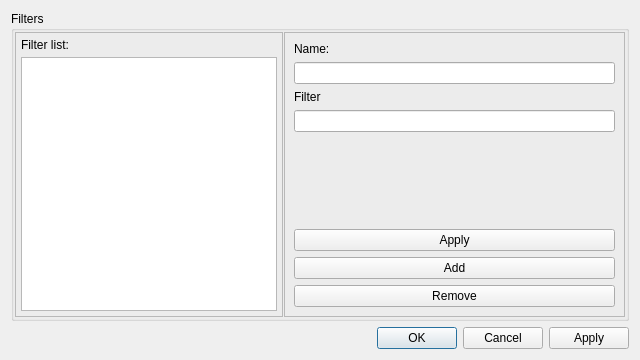
Before: the Qt Designer form src/Preferences/FilterPreferencesDialog.ui in openstreetmap/merkaartor, drawn with Qt 5.
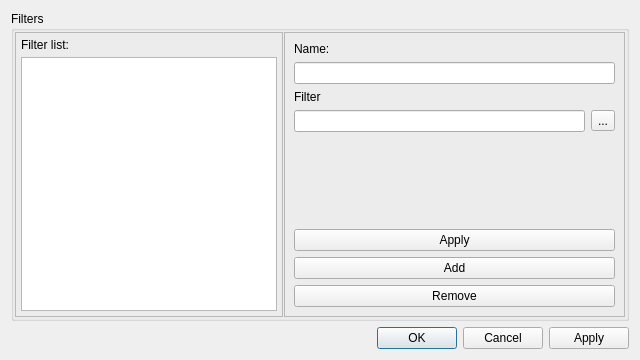
After: the same form once the commit is applied.

Commit message: Finish initial Filters as layers

Diff of the .ui file:
```diff
--- a/src/Preferences/FilterPreferencesDialog.ui
+++ b/src/Preferences/FilterPreferencesDialog.ui
@@ -69,7 +69,7 @@
         <property name="frameShadow">
          <enum>QFrame::Raised</enum>
         </property>
-        <layout class="QVBoxLayout">
+        <layout class="QVBoxLayout" name="verticalLayout">
          <item>
           <widget class="QLabel" name="label_11">
            <property name="text">
@@ -95,7 +95,18 @@
           </widget>
          </item>
          <item>
-          <widget class="QLineEdit" name="edFilterString"/>
+          <layout class="QHBoxLayout" name="horizontalLayout">
+           <item>
+            <widget class="QLineEdit" name="edFilterString"/>
+           </item>
+           <item>
+            <widget class="QToolButton" name="btFilterHelper">
+             <property name="text">
+              <string>...</string>
+             </property>
+            </widget>
+           </item>
+          </layout>
          </item>
          <item>
           <spacer>
```
The commit also changes 21 other files.
